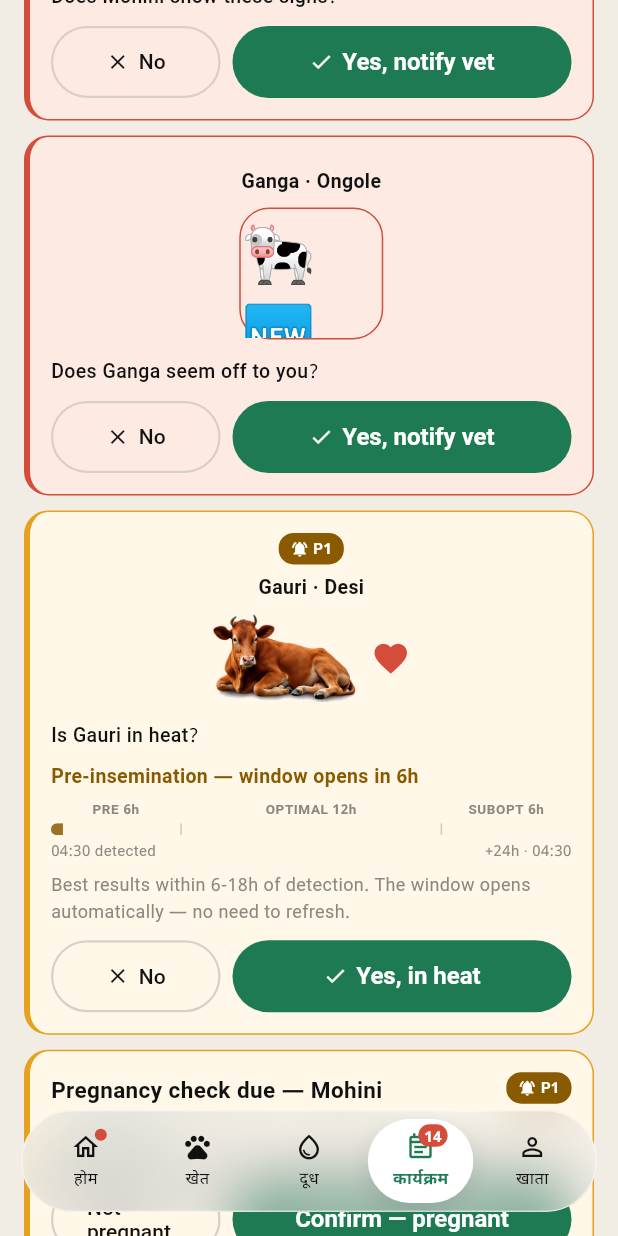
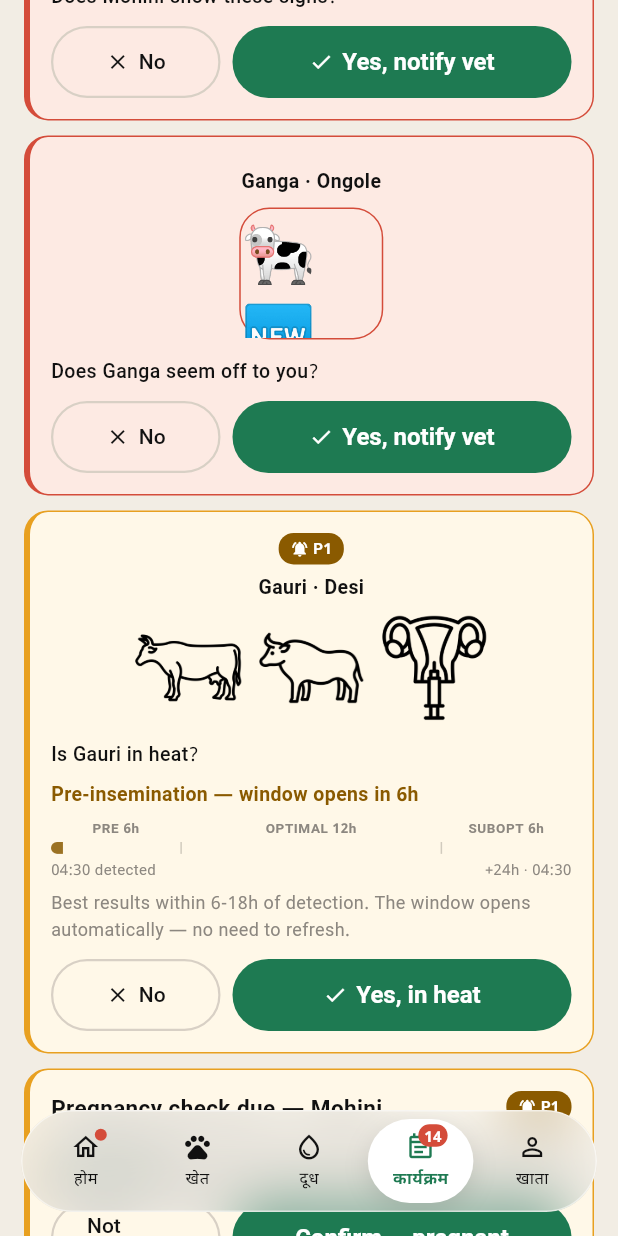
Before and after one commit to vaseey21/Vanix, a Flutter app: the EventsScreen screen opened directly with empty values, scrolled down 576 dp, on a phone screen of 412 x 824 dp. Run offline on Flutter 3.47's test engine with Material 3 defaults, Android fonts, the phone set to English and light mode, and no system bars.

Commit message:
auto: save changes

```diff
--- a/flutter_app/lib/screens/events_screen.dart
+++ b/flutter_app/lib/screens/events_screen.dart
@@ -721,8 +721,7 @@ class _EventsScreenState extends State<EventsScreen> {
         priority: _Priority.p1,
         channel: 'App notification · Schedule inseminator',
           manager: manager,
-          conditionIcon: Icons.favorite,
-          conditionIconColor: VanixColors.danger,
+          illustrationAssets: const ['assets/images/cow_icon.png', 'assets/images/bull_icon.png', 'assets/images/insemination_icon.png'],
         title: title,
         sub: sub,
         meta: 'Green Valley Farm · Belt 41',
@@ -737,8 +736,7 @@ class _EventsScreenState extends State<EventsScreen> {
         priority: _Priority.p1,
         channel: 'App notification · Schedule inseminator',
           manager: manager,
-          conditionIcon: Icons.favorite,
-          conditionIconColor: VanixColors.danger,
+          illustrationAssets: const ['assets/images/cow_icon.png', 'assets/images/bull_icon.png', 'assets/images/insemination_icon.png'],
         title: title,
         sub: sub,
         meta: 'Green Valley Farm · Belt 41',
@@ -753,8 +751,7 @@ class _EventsScreenState extends State<EventsScreen> {
         priority: _Priority.p1,
         channel: 'App notification · Schedule inseminator',
           manager: manager,
-          conditionIcon: Icons.favorite,
-          conditionIconColor: VanixColors.danger,
+          illustrationAssets: const ['assets/images/cow_icon.png', 'assets/images/bull_icon.png', 'assets/images/insemination_icon.png'],
         title: title,
         sub: sub,
         meta: 'Green Valley Farm · Belt 41',
@@ -805,8 +802,7 @@ class _EventsScreenState extends State<EventsScreen> {
         priority: _Priority.p1,
         channel: 'App notification · Schedule inseminator',
           manager: manager,
-          conditionIcon: Icons.favorite,
-          conditionIconColor: VanixColors.danger,
+          illustrationAssets: const ['assets/images/cow_icon.png', 'assets/images/bull_icon.png', 'assets/images/insemination_icon.png'],
         title: title,
         sub: sub,
         meta: 'Green Valley Farm · Belt 41',
@@ -848,8 +844,7 @@ class _EventsScreenState extends State<EventsScreen> {
       priority: _Priority.p1,
       channel: 'App notification · Schedule inseminator',
           manager: manager,
-          conditionIcon: Icons.favorite,
-          conditionIconColor: VanixColors.danger,
+          illustrationAssets: const ['assets/images/cow_icon.png', 'assets/images/bull_icon.png', 'assets/images/insemination_icon.png'],
       title: title,
       sub: sub,
       meta: meta,
```
